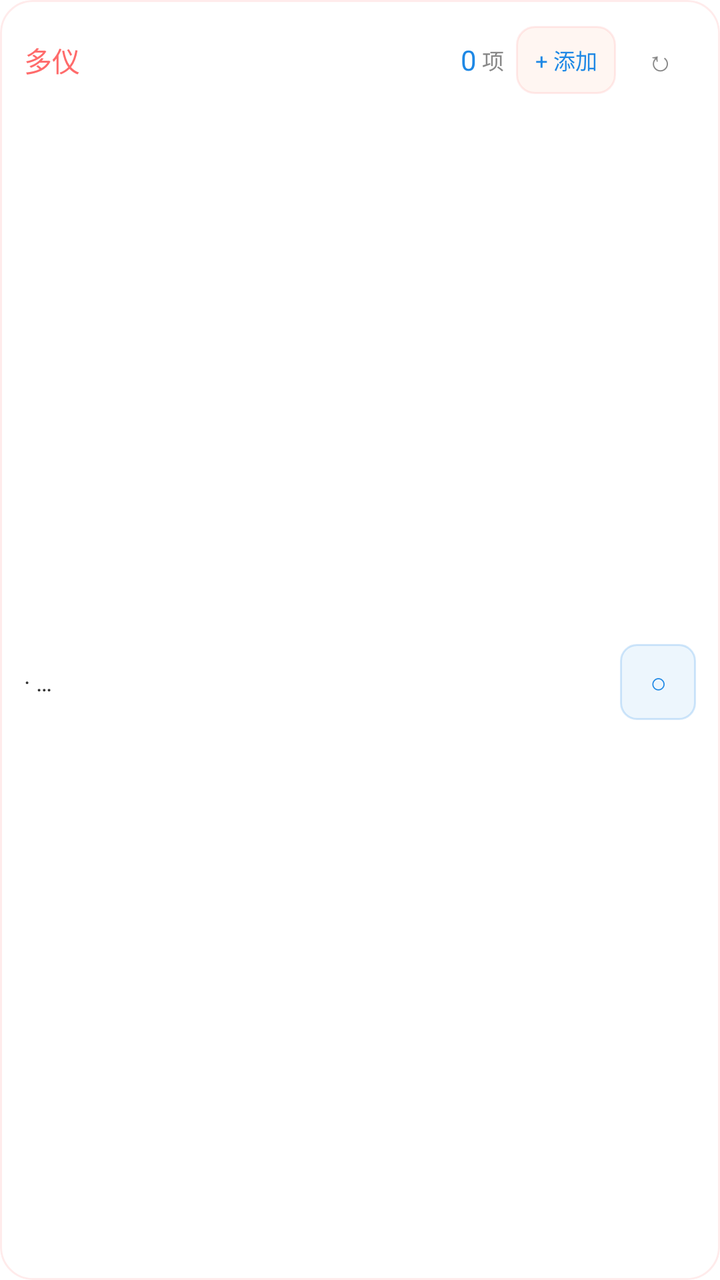
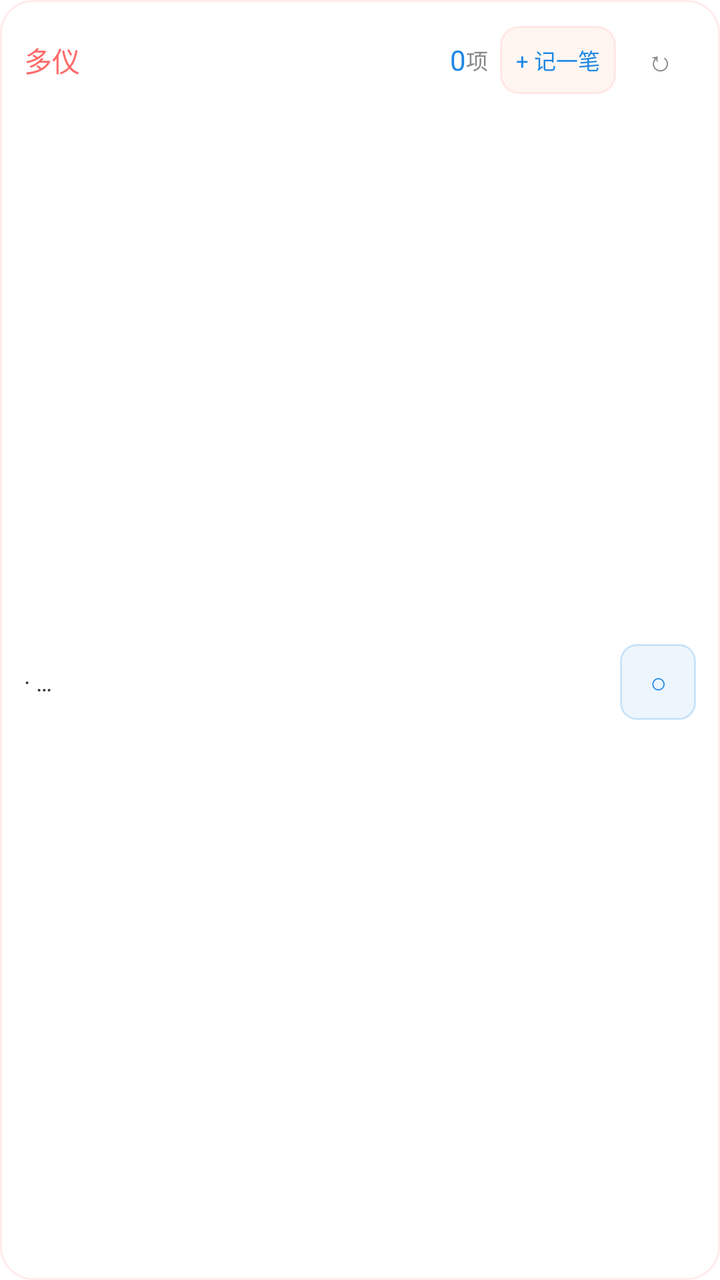

The first picture is an Android layout as it rendered before a commit; the second is the same layout after the commit. The layout source and the unified diff follow.
<!-- AndroidManifest.xml: fallback theme Theme.MaterialComponents.DayNight.NoActionBar -->
<!-- res/layout/duoyi_todo_widget.xml -->
<?xml version="1.0" encoding="utf-8"?>
<FrameLayout xmlns:android="http://schemas.android.com/apk/res/android"
    android:id="@+id/widget_todo_root"
    android:layout_width="match_parent"
    android:layout_height="match_parent"
    android:background="@drawable/widget_bg_round_16"
    android:clipToOutline="true"
    android:outlineProvider="background">

    <ImageView
        android:id="@+id/widget_theme_background"
        android:layout_width="match_parent"
        android:layout_height="match_parent"
        android:contentDescription="@null"
        android:scaleType="centerCrop"
        android:visibility="gone" />

    <TextView
        android:id="@+id/widget_theme_overlay"
        android:layout_width="match_parent"
        android:layout_height="match_parent"
        android:maxLines="1"
        android:ellipsize="end"
        android:visibility="gone" />

    <LinearLayout
        android:layout_width="match_parent"
        android:layout_height="match_parent"
        android:orientation="vertical"
        android:padding="12dp">

    <LinearLayout
        android:layout_width="match_parent"
        android:layout_height="wrap_content"
        android:orientation="horizontal"
        android:gravity="center_vertical">

        <TextView
            android:id="@+id/widget_todo_title"
            android:layout_width="0dp"
            android:layout_height="wrap_content"
            android:layout_weight="1"
            android:ellipsize="end"
            android:maxLines="1"
            android:text="多仪"
            android:textColor="#FF6B6B"
            android:textSize="14sp" />

        <TextView
            android:id="@+id/widget_todo_count"
            android:layout_width="wrap_content"
            android:layout_height="wrap_content"
            android:ellipsize="end"
            android:maxWidth="44dp"
            android:maxLines="1"
            android:text="0"
            android:textColor="#1E88E5"
            android:textSize="14sp" />

        <TextView
            android:layout_width="wrap_content"
            android:layout_height="wrap_content"
            android:ellipsize="end"
            android:maxLines="1"
            android:text=" 项"
            android:textColor="#888888"
            android:textSize="11sp" />

        <TextView
            android:id="@+id/widget_todo_quick_add"
            android:layout_width="wrap_content"
            android:layout_height="34dp"
            android:minWidth="50dp"
            android:minHeight="34dp"
            android:layout_marginLeft="6dp"
            android:paddingLeft="8dp"
            android:paddingRight="8dp"
            android:background="@drawable/widget_nav_bg"
            android:gravity="center"
            android:ellipsize="end"
            android:maxLines="1"
            android:text="+ 添加"
            android:textColor="#1E88E5"
            android:textSize="11sp" />

        <TextView
            android:id="@+id/widget_refresh"
            android:layout_width="36dp"
            android:layout_height="36dp"
            android:minWidth="36dp"
            android:minHeight="36dp"
            android:layout_marginLeft="4dp"
            android:gravity="center"
            android:ellipsize="end"
            android:maxLines="1"
            android:text="↻"
            android:contentDescription="刷新小组件"
            android:textColor="#888888"
            android:textSize="14sp" />
    </LinearLayout>

    <LinearLayout
        android:id="@+id/widget_todo_row_1"
        android:layout_width="match_parent"
        android:layout_height="0dp"
        android:layout_weight="1"
        android:layout_marginTop="6dp"
        android:gravity="center_vertical"
        android:orientation="horizontal">

        <TextView
            android:id="@+id/widget_todo_item_1"
            android:layout_width="0dp"
            android:layout_height="wrap_content"
            android:layout_weight="1"
            android:ellipsize="end"
            android:maxLines="1"
            android:text="· …"
            android:textColor="#333333"
            android:textSize="12sp" />

        <TextView
            android:id="@+id/widget_todo_done_1"
            android:layout_width="38dp"
            android:layout_height="38dp"
            android:minWidth="38dp"
            android:minHeight="38dp"
            android:background="@drawable/widget_btn_done"
            android:gravity="center"
            android:ellipsize="end"
            android:maxLines="1"
            android:text="○"
            android:contentDescription="完成待办"
            android:textColor="#1E88E5"
            android:textSize="14sp" />
    </LinearLayout>

    <LinearLayout
        android:id="@+id/widget_todo_row_2"
        android:layout_width="match_parent"
        android:layout_height="0dp"
        android:layout_weight="1"
        android:layout_marginTop="3dp"
        android:gravity="center_vertical"
        android:orientation="horizontal"
        android:visibility="gone">

        <TextView
            android:id="@+id/widget_todo_item_2"
            android:layout_width="0dp"
            android:layout_height="wrap_content"
            android:layout_weight="1"
            android:ellipsize="end"
            android:maxLines="1"
            android:text="· …"
            android:textColor="#333333"
            android:textSize="12sp" />

        <TextView
            android:id="@+id/widget_todo_done_2"
            android:layout_width="38dp"
            android:layout_height="38dp"
            android:minWidth="38dp"
            android:minHeight="38dp"
            android:background="@drawable/widget_btn_done"
            android:gravity="center"
            android:ellipsize="end"
            android:maxLines="1"
            android:text="○"
            android:contentDescription="完成待办"
            android:textColor="#1E88E5"
            android:textSize="14sp"
            android:visibility="gone" />
    </LinearLayout>

    <LinearLayout
        android:id="@+id/widget_todo_row_3"
        android:layout_width="match_parent"
        android:layout_height="0dp"
        android:layout_weight="1"
        android:layout_marginTop="3dp"
        android:gravity="center_vertical"
        android:orientation="horizontal"
        android:visibility="gone">

        <TextView
            android:id="@+id/widget_todo_item_3"
            android:layout_width="0dp"
            android:layout_height="wrap_content"
            android:layout_weight="1"
            android:ellipsize="end"
            android:maxLines="1"
            android:text="· …"
            android:textColor="#333333"
            android:textSize="12sp" />

        <TextView
            android:id="@+id/widget_todo_done_3"
            android:layout_width="38dp"
            android:layout_height="38dp"
            android:minWidth="38dp"
            android:minHeight="38dp"
            android:background="@drawable/widget_btn_done"
            android:gravity="center"
            android:ellipsize="end"
            android:maxLines="1"
            android:text="○"
            android:contentDescription="完成待办"
            android:textColor="#1E88E5"
            android:textSize="14sp"
            android:visibility="gone" />
    </LinearLayout>

    <LinearLayout
        android:id="@+id/widget_todo_bottom_nav"
        android:layout_width="match_parent"
        android:layout_height="30dp"
        android:layout_marginTop="6dp"
        android:background="@drawable/widget_nav_bg"
        android:gravity="center"
        android:orientation="horizontal"
        android:paddingLeft="4dp"
        android:paddingRight="4dp"
        android:weightSum="4"
        android:visibility="gone">

        <TextView
            android:id="@+id/widget_todo_nav_todo"
            android:layout_width="0dp"
            android:layout_height="match_parent"
            android:layout_weight="1"
            android:gravity="center"
            android:ellipsize="end"
            android:maxLines="1"
            android:text="待办"
            android:textColor="#FF6B6B"
            android:textSize="10sp" />

        <TextView
            android:id="@+id/widget_todo_nav_habit"
            android:layout_width="0dp"
            android:layout_height="match_parent"
            android:layout_weight="1"
            android:gravity="center"
            android:ellipsize="end"
            android:maxLines="1"
            android:text="习惯"
            android:textColor="#333333"
            android:textSize="10sp" />

        <TextView
            android:id="@+id/widget_todo_nav_calendar"
            android:layout_width="0dp"
            android:layout_height="match_parent"
            android:layout_weight="1"
            android:gravity="center"
            android:ellipsize="end"
            android:maxLines="1"
            android:text="日历"
            android:textColor="#333333"
            android:textSize="10sp" />

        <TextView
            android:id="@+id/widget_todo_nav_focus"
            android:layout_width="0dp"
            android:layout_height="match_parent"
            android:layout_weight="1"
            android:gravity="center"
            android:ellipsize="end"
            android:maxLines="1"
            android:text="专注"
            android:textColor="#333333"
            android:textSize="10sp" />
    </LinearLayout>

    <TextView
        android:id="@+id/widget_todo_today_summary"
        android:layout_width="match_parent"
        android:layout_height="wrap_content"
        android:layout_marginTop="4dp"
        android:ellipsize="end"
        android:maxLines="1"
        android:text="今日待办 · 5 项"
        android:textColor="#666666"
        android:textSize="11sp"
        android:visibility="gone" />

    </LinearLayout>
</FrameLayout>
<!-- resources referenced by this layout -->
<resources>
  <!-- drawable widget_bg_round_16 (drawable) -->
  <?xml version="1.0" encoding="utf-8"?>
  <shape xmlns:android="http://schemas.android.com/apk/res/android"
      android:shape="rectangle">
      <corners android:radius="16dp" />
      <solid android:color="#FFFFFFFF" />
      <stroke android:width="1dp" android:color="#22FF6B6B" />
  </shape>
  <!-- drawable widget_btn_done (drawable) -->
  <?xml version="1.0" encoding="utf-8"?>
  <shape xmlns:android="http://schemas.android.com/apk/res/android"
      android:shape="rectangle">
      <corners android:radius="8dp" />
      <solid android:color="#141E88E5" />
      <stroke android:width="1dp" android:color="#331E88E5" />
  </shape>
  <!-- drawable widget_nav_bg (drawable) -->
  <?xml version="1.0" encoding="utf-8"?>
  <shape xmlns:android="http://schemas.android.com/apk/res/android"
      android:shape="rectangle">
      <corners android:radius="9dp" />
      <solid android:color="#FFFFF6F2" />
      <stroke android:width="1dp" android:color="#22FF6B6B" />
  </shape>
</resources>

<!-- the commit's change to res/layout/duoyi_todo_widget.xml (unified diff, before → after) -->
@@ -58,11 +58,12 @@
             android:textSize="14sp" />
 
         <TextView
+            android:id="@+id/widget_todo_unit"
             android:layout_width="wrap_content"
             android:layout_height="wrap_content"
             android:ellipsize="end"
             android:maxLines="1"
-            android:text=" 项"
+            android:text="@string/widget_todo_unit"
             android:textColor="#888888"
             android:textSize="11sp" />
 
@@ -79,7 +80,7 @@
             android:gravity="center"
             android:ellipsize="end"
             android:maxLines="1"
-            android:text="+ 添加"
+            android:text="@string/widget_todo_quick_add"
             android:textColor="#1E88E5"
             android:textSize="11sp" />
 
@@ -94,7 +95,7 @@
             android:ellipsize="end"
             android:maxLines="1"
             android:text="↻"
-            android:contentDescription="刷新小组件"
+            android:contentDescription="@string/widget_refresh_description"
             android:textColor="#888888"
             android:textSize="14sp" />
     </LinearLayout>
@@ -130,7 +131,7 @@
             android:ellipsize="end"
             android:maxLines="1"
             android:text="○"
-            android:contentDescription="完成待办"
+            android:contentDescription="@string/widget_todo_complete"
             android:textColor="#1E88E5"
             android:textSize="14sp" />
     </LinearLayout>
@@ -167,7 +168,7 @@
             android:ellipsize="end"
             android:maxLines="1"
             android:text="○"
-            android:contentDescription="完成待办"
+            android:contentDescription="@string/widget_todo_complete"
             android:textColor="#1E88E5"
             android:textSize="14sp"
             android:visibility="gone" />
@@ -205,7 +206,7 @@
             android:ellipsize="end"
             android:maxLines="1"
             android:text="○"
-            android:contentDescription="完成待办"
+            android:contentDescription="@string/widget_todo_complete"
             android:textColor="#1E88E5"
             android:textSize="14sp"
             android:visibility="gone" />
@@ -232,7 +233,7 @@
             android:gravity="center"
             android:ellipsize="end"
             android:maxLines="1"
-            android:text="待办"
+            android:text="@string/widget_tab_todo"
             android:textColor="#FF6B6B"
             android:textSize="10sp" />
 
@@ -244,7 +245,7 @@
             android:gravity="center"
             android:ellipsize="end"
             android:maxLines="1"
-            android:text="习惯"
+            android:text="@string/widget_tab_habit"
             android:textColor="#333333"
             android:textSize="10sp" />
 
@@ -256,7 +257,7 @@
             android:gravity="center"
             android:ellipsize="end"
             android:maxLines="1"
-            android:text="日历"
+            android:text="@string/widget_tab_calendar"
             android:textColor="#333333"
             android:textSize="10sp" />
 
@@ -268,7 +269,7 @@
             android:gravity="center"
             android:ellipsize="end"
             android:maxLines="1"
-            android:text="专注"
+            android:text="@string/widget_tab_focus"
             android:textColor="#333333"
             android:textSize="10sp" />
     </LinearLayout>
@@ -280,7 +281,7 @@
         android:layout_marginTop="4dp"
         android:ellipsize="end"
         android:maxLines="1"
-        android:text="今日待办 · 5 项"
+        android:text="@string/widget_todo_summary_default"
         android:textColor="#666666"
         android:textSize="11sp"
         android:visibility="gone" />
<!-- resource entries referenced after the edit -->
@@ -24,5 +24,14 @@
       <solid android:color="#FFFFF6F2" />
       <stroke android:width="1dp" android:color="#22FF6B6B" />
   </shape>
+  <string name="widget_refresh_description">刷新小组件</string>
+  <string name="widget_tab_calendar">日历</string>
+  <string name="widget_tab_focus">专注</string>
+  <string name="widget_tab_habit">习惯</string>
+  <string name="widget_tab_todo">待办</string>
+  <string name="widget_todo_complete">完成待办</string>
+  <string name="widget_todo_quick_add">+ 记一笔</string>
+  <string name="widget_todo_summary_default">今日待办 · 5 项</string>
+  <string name="widget_todo_unit"> 项</string>
 </resources>
 
